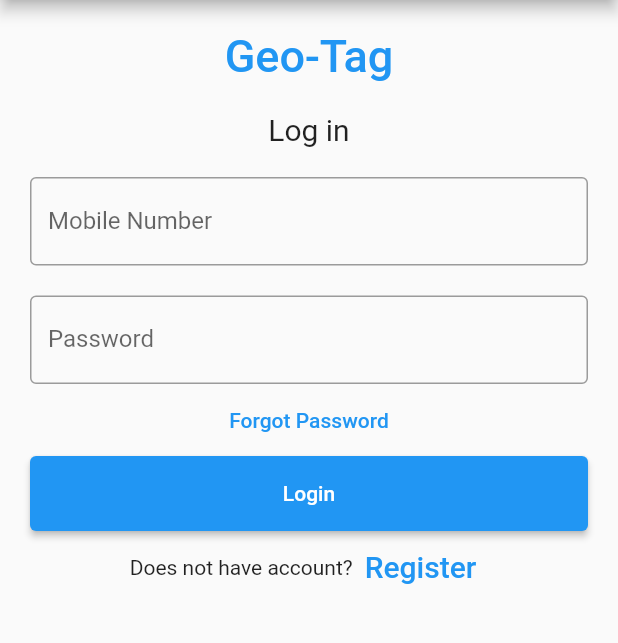
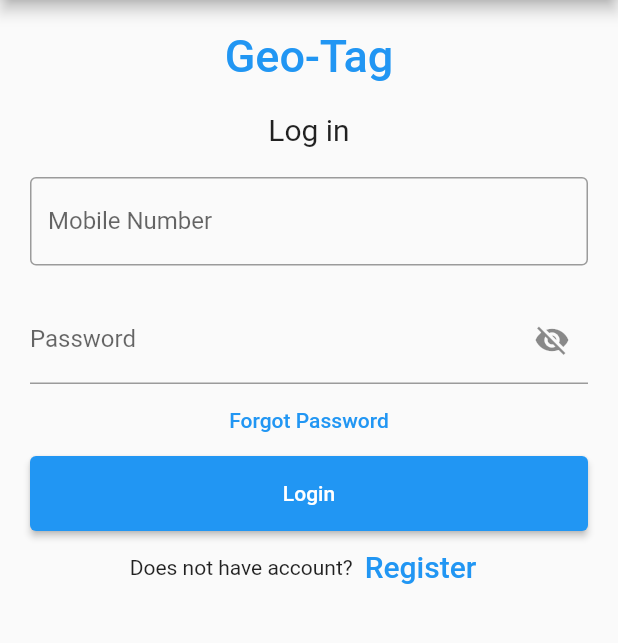
Before and after one commit to JaiminVadadoriya/ai_app, a Flutter app: the screen it shows after launch, after a tap on "Log in", on a phone screen of 412 x 824 dp, the part 84-727 px from its top. Run offline on Flutter 3.47's test engine with Material 2 defaults, Android fonts, the light colour scheme and no system bars; our stand-ins replace geolocator, google_maps_flutter.

Commit message:
big dhamaka

```diff
--- a/lib/main.dart
+++ b/lib/main.dart
@@ -20,12 +20,13 @@ class MyApp extends StatelessWidget {
       // theme: MyTheme.lightTheme(context),
       // darkTheme: MyTheme.darkTheme(context),
       // debugShowCheckedModeBanner: false,
-      initialRoute: MyRoutes.signRoute,
+      // initialRoute: MyRoutes.signRoute,
+      initialRoute: "/",
       //initialRoute: MyRoutes.mapRoute,
       // initialRoute: MyRoutes.compRoute,
 
       routes: {
-        "/": (context) => MyMap(),
+        "/": (context) => Signup(),
         MyRoutes.signRoute: (context) => Signup(),
         MyRoutes.loginRoute: (context) => Login(),
         MyRoutes.mapRoute: (context) => MyMap(),
--- a/lib/pages/login.dart
+++ b/lib/pages/login.dart
@@ -27,24 +27,28 @@ class MyStatefulWidget extends StatefulWidget {
 
 class _MyStatefulWidgetState extends State<MyStatefulWidget> {
   TextEditingController numController = TextEditingController();
+
+  var _passwordVisible = false;
   TextEditingController passwordController = TextEditingController();
 
+  final _formKey = GlobalKey<FormState>();
   _checkIn() {
     // print(nameController.text);
     // print(passwordController.text);
-    if (numController.text.isEmpty ||
-        passwordController.text.isEmpty ||
-        passwordController.text.length < 8 ||
-        numController.text.length != 10) {
-      return;
+    if (_formKey.currentState!.validate()) {
+      Navigator.push(
+          context, MaterialPageRoute(builder: ((context) => MyMap())));
     }
-    Navigator.push(context,
-        MaterialPageRoute(builder: ((context) => MyMap())));
+    if (numController.text.length != 10) {
+      numController.clear();
+    }
   }
 
   @override
   Widget build(BuildContext context) {
-    return Padding(
+    return Form(
+      key: _formKey,
+      child: Padding(
         padding: const EdgeInsets.all(10),
         child: ListView(
           children: <Widget>[
@@ -67,9 +71,16 @@ class _MyStatefulWidgetState extends State<MyStatefulWidget> {
                 )),
             Container(
               padding: const EdgeInsets.all(10),
-              child: TextField(
+              child: TextFormField(
                 keyboardType: TextInputType.number,
                 controller: numController,
+                validator: (value) {
+                  if (value == null || value.isEmpty) {
+                    return "Mobile Number can't be empty";
+                  } else if (value.length != 10) {
+                    return "no number is access";
+                  }
+                },
                 decoration: const InputDecoration(
                   border: OutlineInputBorder(),
                   labelText: 'Mobile Number',
@@ -78,13 +89,40 @@ class _MyStatefulWidgetState extends State<MyStatefulWidget> {
             ),
             Container(
               padding: const EdgeInsets.fromLTRB(10, 10, 10, 0),
-              child: TextField(
-                obscureText: true,
+              child: TextFormField(
+                obscureText: !_passwordVisible,
                 controller: passwordController,
-                decoration: const InputDecoration(
-                  border: OutlineInputBorder(),
+                validator: (value) {
+                  if (value == null || value.isEmpty) {
+                    return "Password can't be empty";
+                  } else if (value.length < 8) {
+                    return "Password is too short";
+                  }
+                },
+                decoration: InputDecoration(
                   labelText: 'Password',
+                  hintText: 'Enter your password',
+                  // Here is key idea
+                  suffixIcon: IconButton(
+                    icon: Icon(
+                      // Based on passwordVisible state choose the icon
+                      _passwordVisible
+                          ? Icons.visibility
+                          : Icons.visibility_off,
+                    ),
+                    onPressed: () {
+                      // Update the state i.e. toogle the state of passwordVisible variable
+                      setState(() {
+                        _passwordVisible = !_passwordVisible;
+                      });
+                    },
+                  ),
                 ),
+
+                // decoration: const InputDecoration(
+                //   border: OutlineInputBorder(),
+                //   labelText: 'Password',
+                // ),
               ),
             ),
             TextButton(
@@ -121,6 +159,8 @@ class _MyStatefulWidgetState extends State<MyStatefulWidget> {
               mainAxisAlignment: MainAxisAlignment.center,
             ),
           ],
-        ));
+        ),
+      ),
+    );
   }
 }
--- a/lib/pages/sign.dart
+++ b/lib/pages/sign.dart
@@ -24,6 +24,10 @@ class MyStatefulWidget extends StatefulWidget {
 }
 
 class _MyStatefulWidgetState extends State<MyStatefulWidget> {
+  final _formKey = GlobalKey<FormState>();
+  var _passwordVisible = false;
+  var _conPasswordVisible = false;
+
   TextEditingController nameController = TextEditingController();
   TextEditingController mailController = TextEditingController();
   TextEditingController numController = TextEditingController();
@@ -32,7 +36,9 @@ class _MyStatefulWidgetState extends State<MyStatefulWidget> {
 
   @override
   Widget build(BuildContext context) {
-    return Padding(
+    return Form(
+      key: _formKey,
+      child: Padding(
         padding: const EdgeInsets.all(10),
         child: ListView(
           children: <Widget>[
@@ -55,8 +61,13 @@ class _MyStatefulWidgetState extends State<MyStatefulWidget> {
                 )),
             Container(
               padding: const EdgeInsets.all(10),
-              child: TextField(
+              child: TextFormField(
                 controller: nameController,
+                validator: (value) {
+                  if (value == null || value.isEmpty) {
+                    return "Username can't be empty";
+                  }
+                },
                 decoration: const InputDecoration(
                   border: OutlineInputBorder(),
                   labelText: 'User Name',
@@ -65,9 +76,16 @@ class _MyStatefulWidgetState extends State<MyStatefulWidget> {
             ),
             Container(
               padding: const EdgeInsets.all(10),
-              child: TextField(
+              child: TextFormField(
                 keyboardType: TextInputType.number,
                 controller: numController,
+                validator: (value) {
+                  if (value == null || value.isEmpty) {
+                    return "Mobile Number can't be empty";
+                  } else if (value.length != 10) {
+                    return "no number is access";
+                  }
+                },
                 decoration: const InputDecoration(
                   border: OutlineInputBorder(),
                   labelText: 'Mobile Number',
@@ -76,8 +94,13 @@ class _MyStatefulWidgetState extends State<MyStatefulWidget> {
             ),
             Container(
               padding: const EdgeInsets.all(10),
-              child: TextField(
+              child: TextFormField(
                 controller: mailController,
+                validator: (value) {
+                  if (value == null || value.isEmpty) {
+                    return "Email can't be empty";
+                  }
+                },
                 decoration: const InputDecoration(
                   border: OutlineInputBorder(),
                   labelText: 'E-mail',
@@ -85,24 +108,77 @@ class _MyStatefulWidgetState extends State<MyStatefulWidget> {
               ),
             ),
             Container(
-              padding: const EdgeInsets.fromLTRB(10, 10, 10, 30),
-              child: TextField(
-                obscureText: true,
+              padding: const EdgeInsets.fromLTRB(10, 10, 10, 20),
+              child: TextFormField(
+                obscureText: !_passwordVisible,
                 controller: passwordController,
-                decoration: const InputDecoration(
-                  border: OutlineInputBorder(),
+                validator: (value) {
+                  if (value == null || value.isEmpty) {
+                    return "Password can't be empty";
+                  } else if (value.length < 8) {
+                    return "Password is too short";
+                  }
+                },
+                decoration: InputDecoration(
                   labelText: 'Password',
+                  hintText: 'Enter your password',
+                  // Here is key idea
+                  suffixIcon: IconButton(
+                    icon: Icon(
+                      // Based on passwordVisible state choose the icon
+                      _passwordVisible
+                          ? Icons.visibility
+                          : Icons.visibility_off,
+                    ),
+                    onPressed: () {
+                      // Update the state i.e. toogle the state of passwordVisible variable
+                      setState(() {
+                        _passwordVisible = !_passwordVisible;
+                      });
+                    },
+                  ),
                 ),
+
+                // decoration: const InputDecoration(
+                //   border: OutlineInputBorder(),
+                //   labelText: 'Password',
+                // ),
               ),
             ),
             Container(
-              padding: const EdgeInsets.fromLTRB(10, 10, 10, 30),
-              child: TextField(
-                obscureText: true,
+              padding: const EdgeInsets.fromLTRB(10, 0, 10, 30),
+              child: TextFormField(
+                obscureText: !_conPasswordVisible,
                 controller: confpasswordController,
-                decoration: const InputDecoration(
-                  border: OutlineInputBorder(),
+                validator: (value) {
+                  if (value == null || value.isEmpty) {
+                    return "Password can't be empty";
+                  } else if (value != passwordController.text) {
+                    return "Password is not same";
+                  }
+                },
+                // decoration: const InputDecoration(
+                //   border: OutlineInputBorder(),
+                //   labelText: 'Confirm Password',
+                // ),
+                decoration: InputDecoration(
                   labelText: 'Confirm Password',
+                  hintText: 'Enter your confirm password',
+                  // Here is key idea
+                  suffixIcon: IconButton(
+                    icon: Icon(
+                      // Based on passwordVisible state choose the icon
+                      _conPasswordVisible
+                          ? Icons.visibility
+                          : Icons.visibility_off,
+                    ),
+                    onPressed: () {
+                      // Update the state i.e. toogle the state of passwordVisible variable
+                      setState(() {
+                        _conPasswordVisible = !_conPasswordVisible;
+                      });
+                    },
+                  ),
                 ),
               ),
             ),
@@ -112,25 +188,26 @@ class _MyStatefulWidgetState extends State<MyStatefulWidget> {
                 child: ElevatedButton(
                   child: const Text('Register'),
                   onPressed: () {
-                    if (nameController.text.isEmpty ||
-                        numController.text.isEmpty ||
-                        mailController.text.isEmpty) {}
                     if (numController.text.length != 10) {
+                      numController.clear();
                       return;
                     }
-                    if (passwordController.text.length < 8) {
-                      return;
-                    }
+
                     if (passwordController.text !=
                         confpasswordController.text) {
-                      passwordController.clear();
                       confpasswordController.clear();
                       return;
                     }
-                    // print(nameController.text);
-                    // print(passwordController.text);
-                    Navigator.push(context,
-                        MaterialPageRoute(builder: ((context) => Login())));
+
+                    if (_formKey.currentState!.validate()) {
+                      // If the form is valid, display a snackbar. In the real world,
+                      // you'd often call a server or save the information in a database.
+                      ScaffoldMessenger.of(context).showSnackBar(
+                        const SnackBar(content: Text('Processing Data')),
+                      );
+                      Navigator.push(context,
+                          MaterialPageRoute(builder: ((context) => Login())));
+                    }
                   },
                 )),
             Row(
@@ -152,6 +229,8 @@ class _MyStatefulWidgetState extends State<MyStatefulWidget> {
               mainAxisAlignment: MainAxisAlignment.center,
             ),
           ],
-        ));
+        ),
+      ),
+    );
   }
 }
```
